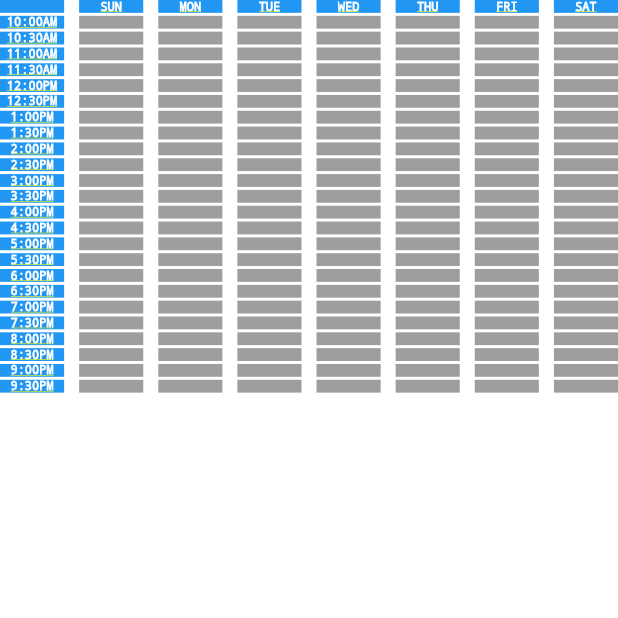
After one commit to CNU-SW-Academy-Team7/FE, a Flutter app: the MonthCalendarPage screen opened directly, after a tap on "Drag Calendar Page", on a phone screen of 412 x 824 dp, the top half of it. The commit adds this screen. Run offline on Flutter 3.47's test engine with Material 2 defaults, Android fonts, the phone set to English and light mode, and no system bars; our stand-ins replace table_calendar.

Commit message:
Add dragCalendarPage

```diff
--- /dev/null
+++ b/lib/pages/calendar_pages/dragCalendarPage.dart
@@ -0,0 +1,149 @@
+import 'package:flutter/gestures.dart';
+import 'package:flutter/material.dart';
+import 'package:flutter/rendering.dart';
+
+class DragCalendarPage extends StatefulWidget {
+  @override
+  _DragCalendarPageState createState() => _DragCalendarPageState();
+}
+
+class _DragCalendarPageState extends State<DragCalendarPage> {
+  final Set<int> selectedIndexes = Set<int>();
+  final key = GlobalKey();
+  final Set<_Foo> _trackTaped = Set<_Foo>();
+
+  _detectTapedItem(PointerEvent event) {
+    final RenderBox box =
+        key.currentContext!.findAncestorRenderObjectOfType<RenderBox>()!;
+    final result = BoxHitTestResult();
+    Offset local = box.globalToLocal(event.position);
+    if (box.hitTest(result, position: local)) {
+      for (final hit in result.path) {
+        final target = hit.target;
+        if (target is _Foo && !_trackTaped.contains(target)) {
+          _trackTaped.add(target);
+          _toggleSelection(target.index);
+        }
+      }
+    }
+  }
+
+  _toggleSelection(int index) {
+    setState(() {
+      if (selectedIndexes.contains(index)) {
+        selectedIndexes.remove(index);
+      } else {
+        selectedIndexes.add(index);
+      }
+    });
+  }
+
+  @override
+  Widget build(BuildContext context) {
+    return Listener(
+      onPointerDown: _detectTapedItem,
+      onPointerMove: _detectTapedItem,
+      onPointerUp: _clearSelection,
+      child: GridView.builder(
+        key: key,
+        itemCount: 200, // Adjusted for header rows and columns
+        physics: NeverScrollableScrollPhysics(),
+        gridDelegate: SliverGridDelegateWithFixedCrossAxisCount(
+          crossAxisCount: 8,
+          childAspectRatio: 5,
+          crossAxisSpacing: 10.0,
+          mainAxisSpacing: 2.0,
+        ),
+        itemBuilder: (context, index) {
+          if (index < 8) {
+            return Container(
+              alignment: Alignment.center,
+              color: Colors.blue,
+              child: Text(
+                ['', 'SUN', 'MON', 'TUE', 'WED', 'THU', 'FRI', 'SAT'][index],
+                style: TextStyle(
+                  color: Colors.white,
+                  fontSize: 8,
+                ),
+              ),
+            );
+          } else if (index % 8 == 0) {
+            return Container(
+              alignment: Alignment.center,
+              color: Colors.blue,
+              child: Text(
+                [
+                  '10:00AM',
+                  '10:30AM',
+                  '11:00AM',
+                  '11:30AM',
+                  '12:00PM',
+                  '12:30PM',
+                  '1:00PM',
+                  '1:30PM',
+                  '2:00PM',
+                  '2:30PM',
+                  '3:00PM',
+                  '3:30PM',
+                  '4:00PM',
+                  '4:30PM',
+                  '5:00PM',
+                  '5:30PM',
+                  '6:00PM',
+                  '6:30PM',
+                  '7:00PM',
+                  '7:30PM',
+                  '8:00PM',
+                  '8:30PM',
+                  '9:00PM',
+                  '9:30PM'
+                ][(index ~/ 8) - 1],
+                style: TextStyle(
+                  color: Colors.white,
+                  fontSize: 8,
+                ),
+              ),
+            );
+          } else {
+            return Foo(
+              index: index,
+              child: Container(
+                color: selectedIndexes.contains(index)
+                    ? Colors.green
+                    : Colors.grey,
+              ),
+            );
+          }
+        },
+      ),
+    );
+  }
+
+  void _clearSelection(PointerUpEvent event) {
+    setState(() {
+      _trackTaped.clear();
+    });
+  }
+}
+
+class Foo extends SingleChildRenderObjectWidget {
+  final int index;
+
+  Foo({required Widget child, required this.index, Key? key})
+      : super(child: child, key: key);
+
+  @override
+  _Foo createRenderObject(BuildContext context) {
+    return _Foo(index);
+  }
+
+  @override
+  void updateRenderObject(BuildContext context, _Foo renderObject) {
+    renderObject..index = index;
+  }
+}
+
+class _Foo extends RenderProxyBox {
+  int index;
+  _Foo(this.index);
+}
--- a/lib/pages/calendar_pages/monthCalendarPage.dart
+++ b/lib/pages/calendar_pages/monthCalendarPage.dart
@@ -1,5 +1,6 @@
 import 'package:flutter/material.dart';
 import 'package:table_calendar/table_calendar.dart';
+import 'dragCalendarPage.dart';
 
 class MonthCalendarPage extends StatefulWidget {
   @override
@@ -36,6 +37,16 @@ class _MonthCalendarPageState extends State<MonthCalendarPage> {
           ),
           SizedBox(height: 20),
           Text('Selected Date: ${_selectedDay.toLocal()}'),
+          SizedBox(height: 20),
+          ElevatedButton(
+            onPressed: () {
+              Navigator.push(
+                context,
+                MaterialPageRoute(builder: (context) => DragCalendarPage()),
+              );
+            },
+            child: Text('Drag Calendar Page'),
+          ),
         ],
       ),
     );
```
